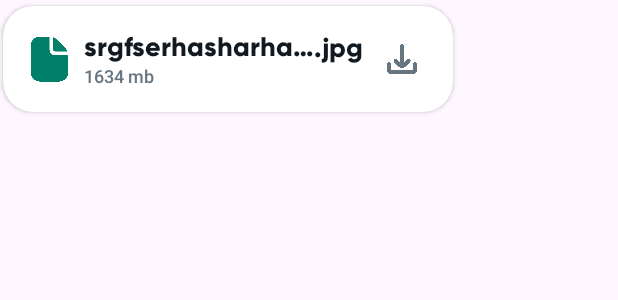
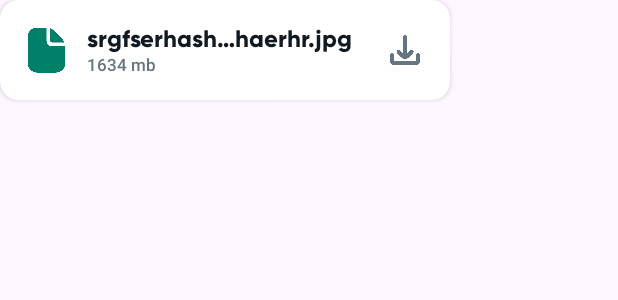
Before and after one commit to rajmaru/TempMail, an Android app: the layout attachments_layout.xml on its own in the app's theme, with its tools: preview values and no code run, on a phone screen of 412 x 824 dp. Shown: the top 300 px of the screen. Run offline under Robolectric (Android 15) with nearby library versions, the phone set to English and light mode, and no system bars.

Commit message:
Initial commit

```diff
--- a/app/src/main/java/com/one/tempmail/Constants/Constants.java
+++ b/app/src/main/java/com/one/tempmail/Constants/Constants.java
@@ -5,6 +5,4 @@ public class Constants {
     public static final String ACTION_GET_RANDOM_EMAIL = "genRandomMailbox";
     public static final String ACTION_GET_MESSAGES = "getMessages";
     public static final String ACTION_READ_MESSAGE = "readMessage";
-
-    public static final String PDF = ".pdf";
 }
--- a/app/src/main/res/layout/attachments_layout.xml
+++ b/app/src/main/res/layout/attachments_layout.xml
@@ -1,14 +1,11 @@
 <?xml version="1.0" encoding="utf-8"?>
 <androidx.cardview.widget.CardView xmlns:android="http://schemas.android.com/apk/res/android"
     xmlns:app="http://schemas.android.com/apk/res-auto"
+    xmlns:card_view="http://schemas.android.com/tools"
     android:layout_width="300dp"
     android:layout_height="wrap_content"
-    android:layout_marginStart="2dp"
-    android:layout_marginTop="4dp"
-    android:layout_marginEnd="8dp"
-    android:layout_marginBottom="4dp"
     app:cardBackgroundColor="@color/surface"
-    app:cardCornerRadius="20dp"
+    app:cardCornerRadius="12dp"
     app:layout_constraintBottom_toBottomOf="parent"
     app:layout_constraintEnd_toEndOf="parent"
     app:layout_constraintStart_toStartOf="parent"
@@ -33,31 +30,18 @@
             android:id="@+id/titleAttachments"
             android:layout_width="0dp"
             android:layout_height="wrap_content"
-            android:layout_marginStart="8dp"
+            android:layout_marginStart="12dp"
             android:layout_marginTop="16dp"
-            android:layout_marginEnd="-5dp"
-            android:ellipsize="end"
+            android:layout_marginEnd="16dp"
+            android:ellipsize="middle"
             android:fontFamily="@font/gilroy_bold"
             android:includeFontPadding="false"
             android:singleLine="true"
-            android:text="srgfserhasharharehaerhr"
+            android:text="srgfserhasharharehaerhr.jpg"
             android:textColor="@color/text_title"
-            android:textSize="18sp"
-            app:layout_constraintEnd_toStartOf="@+id/extensionAttachments"
+            android:textSize="16sp"
+            app:layout_constraintEnd_toStartOf="@+id/downloadAttachments"
             app:layout_constraintStart_toEndOf="@+id/iconAttachments"
-            app:layout_constraintTop_toTopOf="parent" />
-
-        <TextView
-            android:id="@+id/extensionAttachments"
-            android:layout_width="0dp"
-            android:layout_height="wrap_content"
-            android:layout_marginTop="16dp"
-            android:layout_marginEnd="16dp"
-            android:fontFamily="@font/gilroy_bold"
-            android:text=".jpg"
-            android:textColor="@color/text_title"
-            android:textSize="18sp"
-            app:layout_constraintEnd_toStartOf="@+id/downloadAttachments"
             app:layout_constraintTop_toTopOf="parent" />
 
         <TextView
@@ -68,7 +52,7 @@
             android:fontFamily="sans-serif-medium"
             android:text="1634 mb"
             android:textColor="@color/text_subtitle"
-            android:textSize="12sp"
+            android:textSize="11sp"
             app:layout_constraintBottom_toBottomOf="parent"
             app:layout_constraintStart_toStartOf="@+id/titleAttachments"
             app:layout_constraintTop_toBottomOf="@+id/titleAttachments" />
@@ -77,7 +61,7 @@
             android:id="@+id/downloadAttachments"
             android:layout_width="20dp"
             android:layout_height="20dp"
-            android:layout_marginEnd="24dp"
+            android:layout_marginEnd="20dp"
             android:src="@drawable/ic_download"
             app:layout_constraintBottom_toBottomOf="parent"
             app:layout_constraintEnd_toEndOf="parent"
```
Also changed, not shown: app/src/main/java/com/one/tempmail/Adapter/AttachDecoration.java (added, +32 -0 lines), app/src/main/java/com/one/tempmail/Adapter/AttachmentsAdapter.java (+34 -8 lines), app/src/main/java/com/one/tempmail/Models/AttachmentsData.java (+4 -4 lines), app/src/main/java/com/one/tempmail/UI/MainActivity.java (+16 -2 lines), app/src/main/java/com/one/tempmail/UI/OpenMail.java (+7 -7 lines), app/src/main/res/layout/activity_open_mail.xml (+7 -9 lines), app/src/main/res/drawable/ic_audio.png (renamed from app/src/main/res/drawable/ic_music.png).
